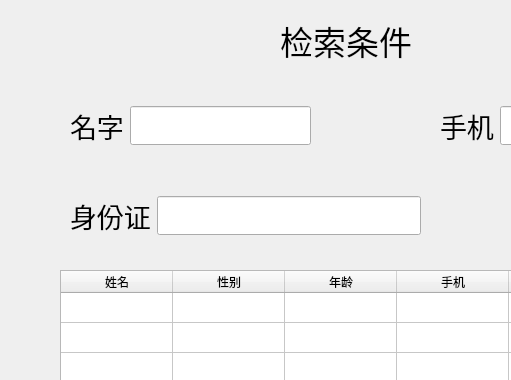
Above: UI/inquire.ui from DefJia/TCM-Retrieval-System before the change; both pictures show x 0 to 511 and y 0 to 380 of the 782 by 754 pixel window. Below: the same form after it.
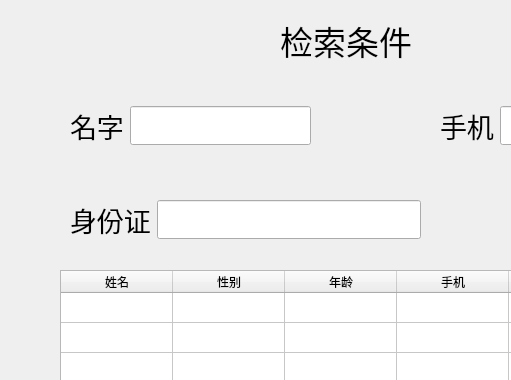
That is the form after the change.

Diff of the .ui file:
```diff
--- a/UI/inquire.ui
+++ b/UI/inquire.ui
@@ -86,7 +86,7 @@
       <x>70</x>
       <y>180</y>
       <width>351</width>
-      <height>71</height>
+      <height>80</height>
      </rect>
     </property>
     <layout class="QHBoxLayout" name="horizontalLayout_6">
```
Left out of the diff: 5 changed lines with no effect on the pictures.
